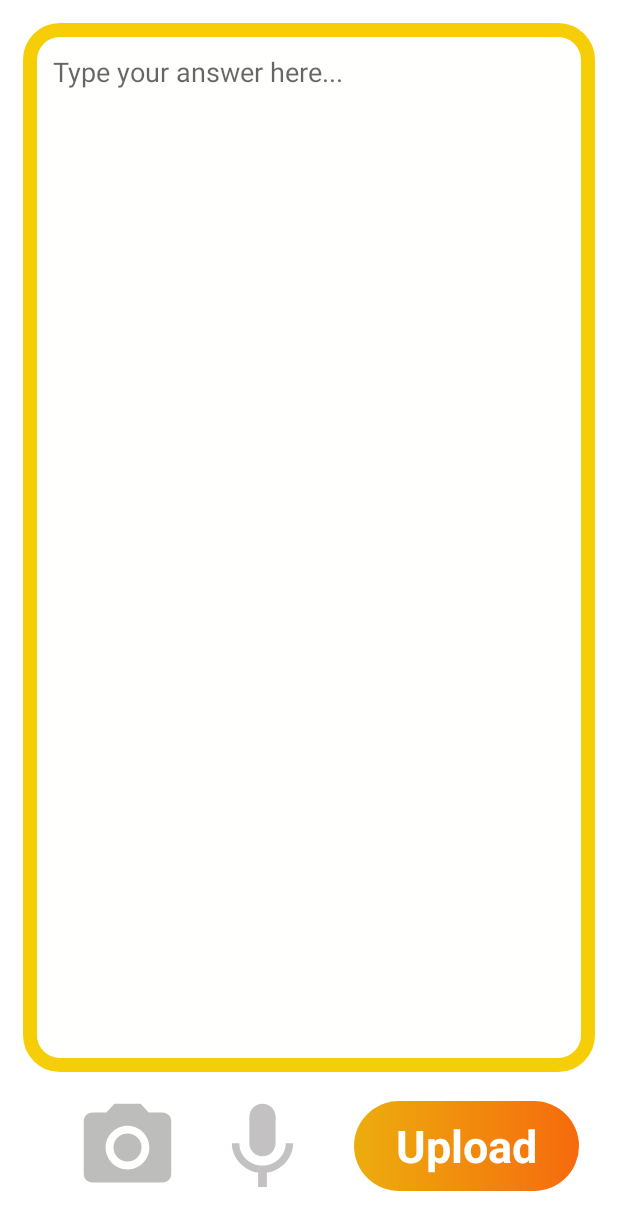
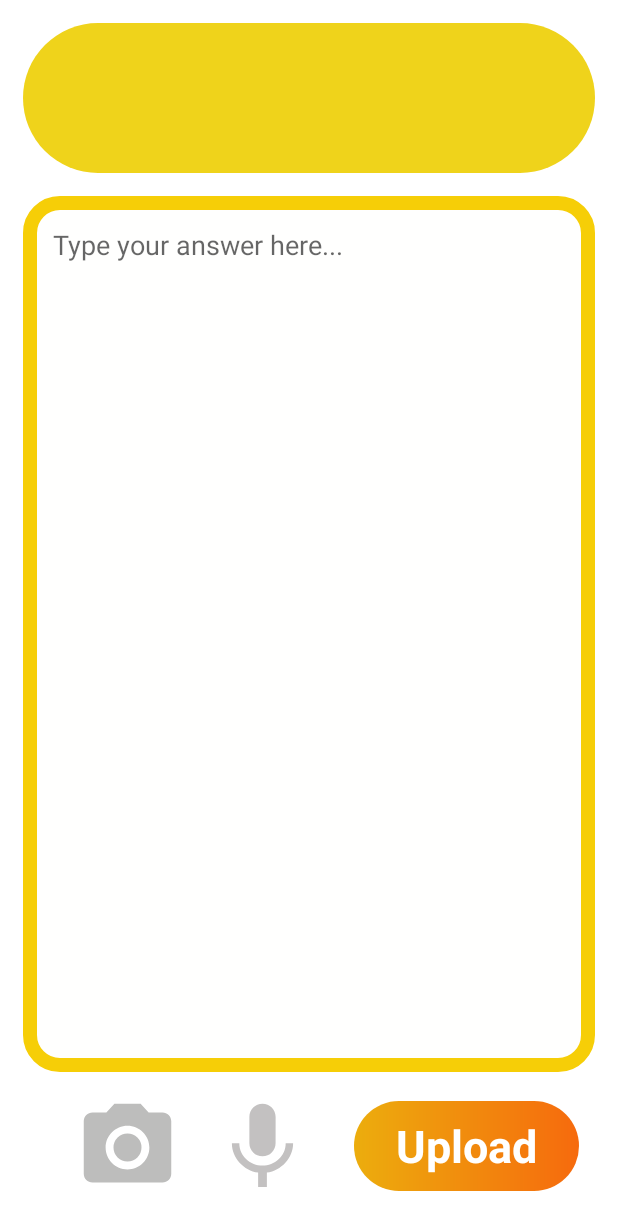
Before and after one commit to pragyaSingh13/Qurantine_Exam_OSD, an Android app: the AnswerAct screen opened directly, with no data from a screen before it, on a phone screen of 412 x 824 dp. Shown: the top 1230 px of the screen. Run offline under Robolectric (Android 15) with nearby library versions, the phone set to English and light mode, and no system bars; our stand-ins replace Firebase (no records; nobody signed in at launch, a user with empty details on screens opened directly).

```diff
--- a/app/src/main/java/com/example/qurantineexam/AnswerAct.java
+++ b/app/src/main/java/com/example/qurantineexam/AnswerAct.java
@@ -1,14 +1,53 @@
 package com.example.qurantineexam;
 
+import android.content.Intent;
 import android.os.Bundle;
+import android.provider.ContactsContract;
+import android.view.View;
+import android.widget.EditText;
+import android.widget.LinearLayout;
+import android.widget.TextView;
 
 import androidx.appcompat.app.AppCompatActivity;
 
+import com.google.firebase.database.DatabaseReference;
+import com.google.firebase.database.FirebaseDatabase;
+
+import java.util.Random;
+
 public class AnswerAct extends AppCompatActivity {
-
+    TextView Question;
+    EditText Answer;
+    LinearLayout upload;
+    FirebaseDatabase firebaseDatabase;
+    DatabaseReference databaseReference;
     @Override
     protected void onCreate(Bundle savedInstanceState) {
         super.onCreate(savedInstanceState);
         setContentView(R.layout.activity_answer);
+        Question=findViewById(R.id.textquestion);
+        Answer=findViewById(R.id.textanswer);
+        upload=findViewById(R.id.uploadans);
+
+        firebaseDatabase=FirebaseDatabase.getInstance();
+        databaseReference=firebaseDatabase.getReference(DashboardAct.Keyr);
+
+        Intent intent= getIntent();
+        String ques= intent.getStringExtra("Question");
+        Question.setText(ques);
+//        Student obj=new Student(ExamAct.studentn,ExamAct.studentr);
+////        int random=new Random().nextInt(100000);
+//        databaseReference.child("Candidates").child("student"+random).setValue(obj);
+        upload.setOnClickListener(new View.OnClickListener() {
+            @Override
+            public void onClick(View view) {
+                String ans=Answer.getText().toString();
+                Test obj2=new Test(ques,ans);
+                databaseReference.child("Candidates").child("student"+DashboardAct.random).child("Test").child("q"+new Random().nextInt(10000)).setValue(obj2);
+                startActivity(new Intent(AnswerAct.this,ExamAct.class));
+                finish();
+            }
+        });
+
     }
 }
--- a/app/src/main/java/com/example/qurantineexam/LogIn.java
+++ b/app/src/main/java/com/example/qurantineexam/LogIn.java
@@ -1,4 +1,4 @@
-package com.example.qurantineexam;
+/*package com.example.qurantineexam;
 
 import android.content.Intent;
 import android.os.Bundle;
@@ -89,4 +89,4 @@ public class LogIn extends AppCompatActivity {
     }
 
 
-}
+}*/
--- a/app/src/main/java/com/example/qurantineexam/QuesAdapter.java
+++ b/app/src/main/java/com/example/qurantineexam/QuesAdapter.java
@@ -53,7 +53,7 @@ public class QuesAdapter extends FirebaseRecyclerAdapter<QuestionModel, com.exam
                         Map<String,Object> map=new HashMap<>();
                         map.put("question",Question.getText().toString());
                         map.put("marks",Marks.getText().toString());
-                        FirebaseDatabase.getInstance().getReference(DashboardAct.Keys).child(getRef(position).getKey()).updateChildren(map)
+                        FirebaseDatabase.getInstance().getReference(DashboardAct.Keys).child("Questions").child(getRef(position).getKey()).updateChildren(map)
                                 .addOnSuccessListener(new OnSuccessListener<Void>() {
                                     @Override
                                     public void onSuccess(Void aVoid) {
@@ -78,7 +78,7 @@ public class QuesAdapter extends FirebaseRecyclerAdapter<QuestionModel, com.exam
                         .setPositiveButton("Yes", new DialogInterface.OnClickListener() {
                             @Override
                             public void onClick(DialogInterface dialogInterface, int i) {
-                                FirebaseDatabase.getInstance().getReference(DashboardAct.Keys).child(getRef(position).getKey()).removeValue();
+                                FirebaseDatabase.getInstance().getReference(DashboardAct.Keys).child("Questions").child(getRef(position).getKey()).removeValue();
                             }
                         }).setNegativeButton("No", new DialogInterface.OnClickListener() {
                             @Override
--- a/app/src/main/java/com/example/qurantineexam/Register.java
+++ b/app/src/main/java/com/example/qurantineexam/Register.java
@@ -1,4 +1,4 @@
-package com.example.qurantineexam;
+/*package com.example.qurantineexam;
 
 import android.app.ProgressDialog;
 import android.content.Intent;
@@ -208,7 +208,7 @@ public class Register extends AppCompatActivity {
                 mDatabase.child("users").child("image link").setValue(img_Url);
                 mDatabase.child("users").child("email").setValue(mail);*/
 
-                Toast.makeText(Register.this, "Registration successful!", Toast.LENGTH_SHORT).show();
+            /*    Toast.makeText(Register.this, "Registration successful!", Toast.LENGTH_SHORT).show();
                 startActivity(new Intent(Register.this, LogIn.class));
             }
         }).addOnFailureListener(new OnFailureListener() {
@@ -222,4 +222,4 @@ public class Register extends AppCompatActivity {
 
     }
 
-    }
+    }*/
--- a/app/src/main/java/com/example/qurantineexam/SplashScreen.java
+++ b/app/src/main/java/com/example/qurantineexam/SplashScreen.java
@@ -1,4 +1,4 @@
-package com.example.qurantineexam;
+/*package com.example.qurantineexam;
 
 import android.content.Intent;
 import android.os.Bundle;
@@ -43,4 +43,4 @@ public class SplashScreen extends AppCompatActivity {
 
 
     }
-}
+}*/
--- /dev/null
+++ b/app/src/main/res/drawable/questionbag.xml
@@ -0,0 +1,6 @@
+<?xml version="1.0" encoding="utf-8"?>
+<shape android:shape="rectangle" xmlns:android="http://schemas.android.com/apk/res/android">
+    <solid android:color="#EFD31B"/>
+    <corners android:radius="50dp"/>
+
+</shape>
--- a/app/src/main/res/layout/activity_answer.xml
+++ b/app/src/main/res/layout/activity_answer.xml
@@ -6,11 +6,26 @@
     android:layout_height="match_parent"
     tools:context=".AnswerAct">
 
+    <TextView
+        android:layout_width="match_parent"
+        android:layout_height="100dp"
+        android:id="@+id/textquestion"
+        app:layout_constraintTop_toTopOf="parent"
+        app:layout_constraintRight_toRightOf="parent"
+        app:layout_constraintLeft_toLeftOf="parent"
+        android:background="@drawable/questionbag"
+        android:layout_margin="15dp"
+        android:padding="14dp"
+        android:textSize="16sp"
+        android:text="Q-: What's ur fucking name, whatever ur  name i don't even care about you, now get lost."
+        android:textColor="@color/black"/>
+
+
     <androidx.constraintlayout.widget.ConstraintLayout
         android:layout_width="match_parent"
         android:layout_height="0dp"
         android:layout_margin="15dp"
-        app:layout_constraintTop_toTopOf="parent"
+        app:layout_constraintTop_toBottomOf="@id/textquestion"
         android:background="@drawable/answerdesign"
         app:layout_constraintRight_toRightOf="parent"
         app:layout_constraintLeft_toLeftOf="parent"
@@ -21,6 +36,7 @@
             android:layout_margin="20dp"
             android:hint="Type your answer here..."
             android:gravity="top"
+            android:id="@+id/textanswer"
             app:layout_constraintTop_toTopOf="parent"
             app:layout_constraintRight_toRightOf="parent"
             app:layout_constraintLeft_toLeftOf="parent"
@@ -50,6 +66,7 @@
     <LinearLayout
         android:layout_width="150dp"
         android:layout_height="60dp"
+        android:id="@+id/uploadans"
         app:layout_constraintBottom_toBottomOf="parent"
         app:layout_constraintRight_toRightOf="parent"
         android:layout_marginBottom="30dp"
```
Also changed, not shown: app/src/main/java/com/example/qurantineexam/AddQuesact.java (+5 -3 lines), app/src/main/java/com/example/qurantineexam/DashboardAct.java (+29 -24 lines), app/src/main/java/com/example/qurantineexam/ExamAct.java (+8 -1 lines), app/src/main/java/com/example/qurantineexam/ExamAdapter.java (+10 -1 lines), app/src/main/java/com/example/qurantineexam/Smodel.java (added, +38 -0 lines), app/src/main/java/com/example/qurantineexam/Student.java (added, +29 -0 lines), app/src/main/java/com/example/qurantineexam/StudentDetails.java (+17 -4 lines), app/src/main/java/com/example/qurantineexam/Test.java (added, +29 -0 lines), app/src/main/res/layout/student_det.xml (added, +19 -0 lines), gradle/wrapper/gradle-wrapper.properties, 2 other files.
